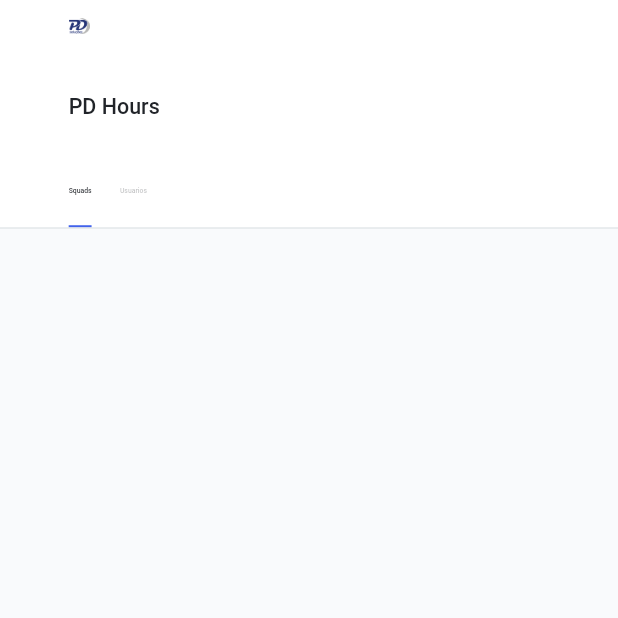
After one commit to Marcoslima016/pd_hours_app, a Flutter app: the screen it shows after launch, on a phone screen of 412 x 824 dp, the top half of it. The commit adds this screen. Run offline on Flutter 3.47's test engine with Material 3 defaults, Android fonts, the light colour scheme and no system bars; our stand-ins replace flutter_screenutil, go_router.

Commit message:
feat (MainScreen)

```diff
--- a/lib/app/modules/main/presentation/main_screen.view.dart
+++ b/lib/app/modules/main/presentation/main_screen.view.dart
@@ -26,6 +26,7 @@ class _MainScreenState extends State<MainScreen> with SingleTickerProviderStateM
   @override
   Widget build(BuildContext context) {
     return Scaffold(
+      backgroundColor: Colors.white,
       body: Column(
         children: [
           TopBar(
@@ -40,9 +41,7 @@ class _MainScreenState extends State<MainScreen> with SingleTickerProviderStateM
             child: TabBarView(
               controller: _mainScreenController.tabController,
               children: [
-                Container(
-                  child: Text("1 !!!!!"),
-                ),
+                SquadsScreen(),
                 Container(
                   child: Text("2 !!!!!"),
                 ),
--- a/lib/app/modules/modules.exports.dart
+++ b/lib/app/modules/modules.exports.dart
@@ -2,4 +2,4 @@ export 'modules.exports.dart';
 // export './create_user/create_user.exports.dart';
 // export './employees/employees.exports.dart';
 export './main/main.exports.dart';
-// export './squads/squads.exports.dart';
+export './squads/squads.exports.dart';
--- /dev/null
+++ b/lib/app/modules/squads/presentation/presentation.exports.dart
@@ -0,0 +1 @@
+export 'squads_screen.view.dart';
--- /dev/null
+++ b/lib/app/modules/squads/presentation/squads_screen.view.dart
@@ -0,0 +1,21 @@
+import 'package:flutter/material.dart';
+import 'package:flutter_screenutil/flutter_screenutil.dart';
+import 'package:pd_hours_app/app/app.exports.dart';
+
+class SquadsScreen extends StatefulWidget {
+  const SquadsScreen({super.key});
+
+  @override
+  State<SquadsScreen> createState() => _SquadsScreenState();
+}
+
+class _SquadsScreenState extends State<SquadsScreen> {
+  @override
+  Widget build(BuildContext context) {
+    return Container(
+      width: 1.sw,
+      height: 1.sh,
+      color: AppTheme.colors.background,
+    );
+  }
+}
--- /dev/null
+++ b/lib/app/modules/squads/squads.exports.dart
@@ -0,0 +1 @@
+export './presentation/presentation.exports.dart';
--- a/lib/app/presentation/theme/tokens/colors_tokens.dart
+++ b/lib/app/presentation/theme/tokens/colors_tokens.dart
@@ -40,7 +40,8 @@ class ColorsLight implements IThemeColorsTokens {
   Color get onSurface => const Color.fromARGB(255, 57, 57, 57);
 
   @override
-  final Color background = const Color.fromARGB(255, 253, 253, 253);
+  final Color background = const Color.fromARGB(255, 249, 250, 252);
+  // final Color background = Colors.grey;
 
   @override
   final Color onBackground = const Color.fromARGB(255, 250, 250, 250);
```
